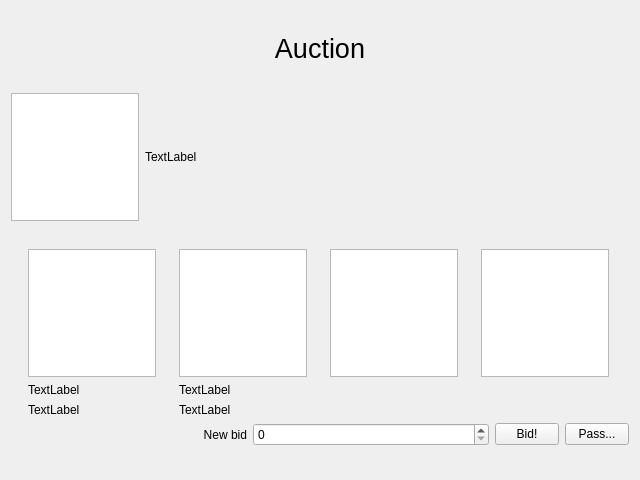
First picture: the form in frontend/auctionwidget.ui, repository Azusagawa-Sakuta/monopoly, before the edit.
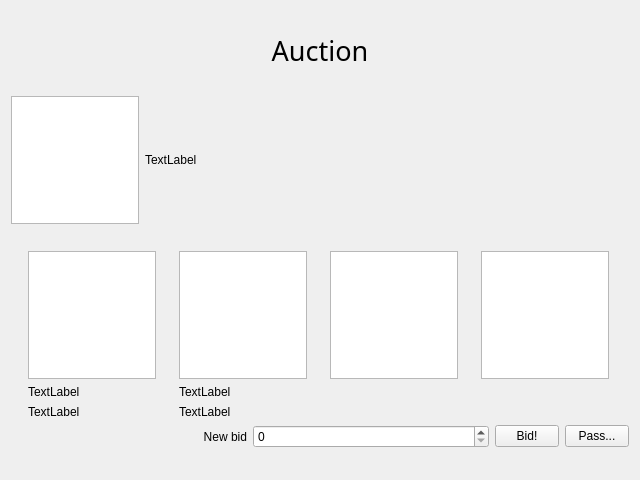
Second picture: the form after the edit.

Commit message: Modify UI font and add WIN message box

```diff
--- a/frontend/auctionwidget.ui
+++ b/frontend/auctionwidget.ui
@@ -58,6 +58,7 @@
     <widget class="QLabel" name="auctionLabel">
      <property name="font">
       <font>
+       <family>Script MT</family>
        <pointsize>20</pointsize>
       </font>
      </property>
```
The commit also changes 5 other files.
